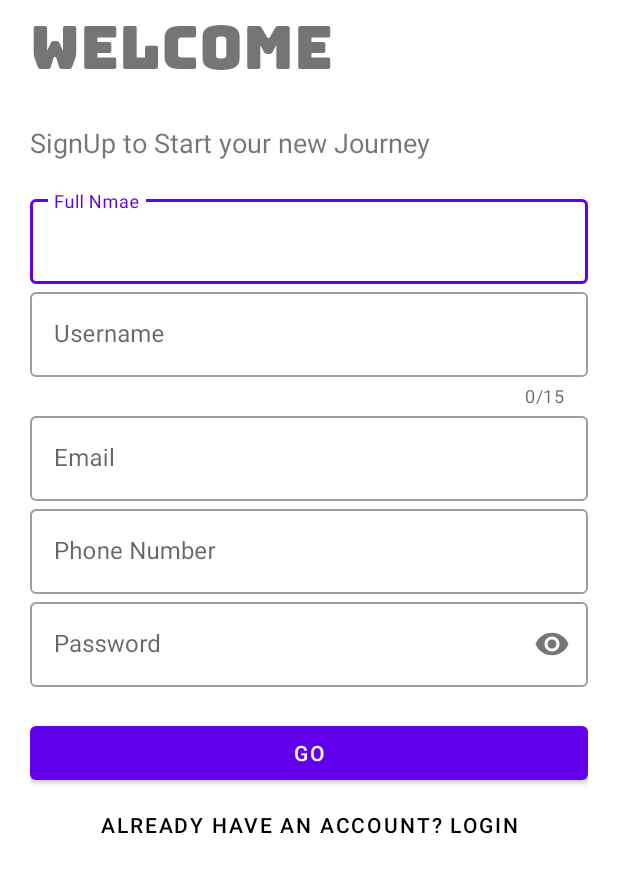
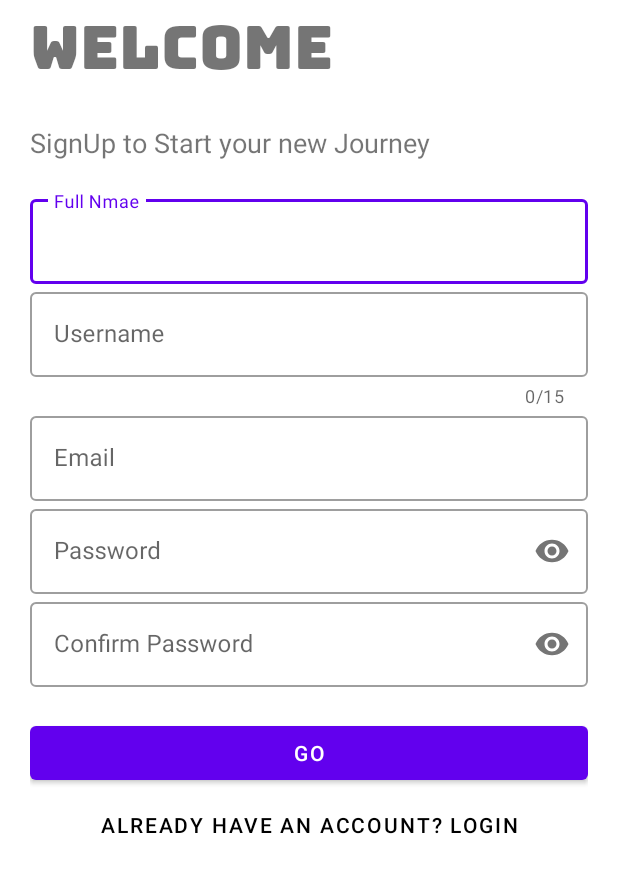
Before and after one commit to mahamud-13756/DBMS, an Android app: the SignUp screen opened directly, with no data from a screen before it, on a phone screen of 412 x 824 dp, the part 180-1073 px from its top. Run offline under Robolectric (Android 15) with nearby library versions, the phone set to English and light mode, and no system bars; our stand-ins replace Firebase (no records; nobody signed in at launch, a user with empty details on screens opened directly); 6 statements that could not run were skipped.

```diff
--- a/app/build.gradle
+++ b/app/build.gradle
@@ -1,6 +1,7 @@
 plugins {
     id 'com.android.application'
 }
+apply plugin: 'com.google.gms.google-services'
 
 android {
     compileSdk 31
@@ -36,4 +37,9 @@ dependencies {
     testImplementation 'junit:junit:4.13.2'
     androidTestImplementation 'androidx.test.ext:junit:1.1.3'
     androidTestImplementation 'androidx.test.espresso:espresso-core:3.4.0'
+
+    implementation platform('com.google.firebase:firebase-bom:29.3.1')
+    implementation 'com.google.firebase:firebase-analytics'
+
+    implementation 'com.google.firebase:firebase-auth'
 }
--- a/app/src/main/res/layout/activity_sign_up.xml
+++ b/app/src/main/res/layout/activity_sign_up.xml
@@ -36,7 +36,7 @@
         android:layout_marginBottom="20dp">
 
         <com.google.android.material.textfield.TextInputLayout
-            android:id="@+id/name"
+            android:id="@+id/edtFullName"
             android:layout_width="match_parent"
             android:layout_height="wrap_content"
             android:hint="Full Nmae"
@@ -50,7 +50,7 @@
         </com.google.android.material.textfield.TextInputLayout>
 
         <com.google.android.material.textfield.TextInputLayout
-            android:id="@+id/username"
+            android:id="@+id/edtUserName"
             android:layout_width="match_parent"
             android:layout_height="wrap_content"
             android:hint="Username"
@@ -66,7 +66,7 @@
         </com.google.android.material.textfield.TextInputLayout>
 
         <com.google.android.material.textfield.TextInputLayout
-            android:id="@+id/email"
+            android:id="@+id/edtEmail"
             android:layout_width="match_parent"
             android:layout_height="wrap_content"
             android:hint="Email"
@@ -79,25 +79,28 @@
 
         </com.google.android.material.textfield.TextInputLayout>
 
+
+
         <com.google.android.material.textfield.TextInputLayout
-            android:id="@+id/phone"
+            android:id="@+id/edtPassword"
             android:layout_width="match_parent"
             android:layout_height="wrap_content"
-            android:hint="Phone Number"
+            android:hint="Password"
+            app:passwordToggleEnabled="true"
             style="@style/Widget.MaterialComponents.TextInputLayout.OutlinedBox">
 
             <com.google.android.material.textfield.TextInputEditText
                 android:layout_width="match_parent"
                 android:layout_height="wrap_content"
-                android:inputType="number"/>
+                android:inputType="textPassword"/>
 
         </com.google.android.material.textfield.TextInputLayout>
 
         <com.google.android.material.textfield.TextInputLayout
-            android:id="@+id/password"
+            android:id="@+id/edtConfirmPassword"
             android:layout_width="match_parent"
             android:layout_height="wrap_content"
-            android:hint="Password"
+            android:hint="Confirm Password"
             app:passwordToggleEnabled="true"
             style="@style/Widget.MaterialComponents.TextInputLayout.OutlinedBox">
 
@@ -112,6 +115,7 @@
     </LinearLayout>
 
     <Button
+        android:id="@+id/go"
         android:layout_width="match_parent"
         android:layout_height="wrap_content"
         android:text="GO"
```
Also changed, not shown: app/src/main/java/com/example/dbms/SignUp.java (+94 -0 lines), app/src/main/java/com/example/dbms/User.java (added, +39 -0 lines), build.gradle (+13 -0 lines), 1 other file.
